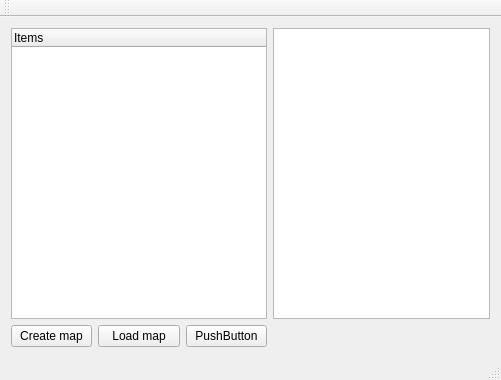
First picture: the form in Source/MapEditor/mainwindow.ui, repository XaviDCR92/Airport, before the edit.
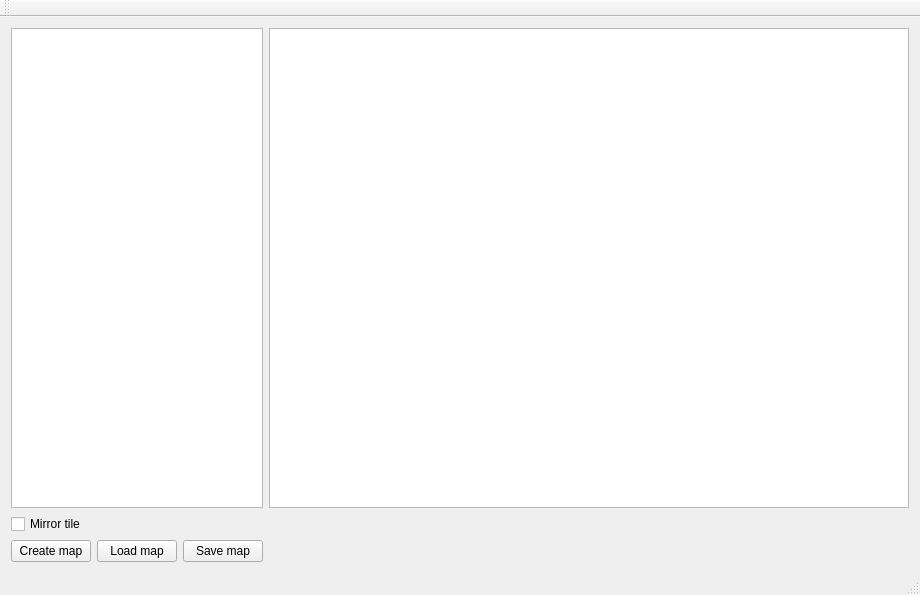
Second picture: the form after the edit.

Commit message: * Added "Save map" function to MapEditor. * Tiles can be now modified runtime. + tileset.ini now allows configuring tileset layout in an easy way.

What changed in the file:
```diff
--- a/Source/MapEditor/mainwindow.ui
+++ b/Source/MapEditor/mainwindow.ui
@@ -6,8 +6,8 @@
    <rect>
     <x>0</x>
     <y>0</y>
-    <width>501</width>
-    <height>380</height>
+    <width>920</width>
+    <height>582</height>
    </rect>
   </property>
   <property name="windowTitle">
@@ -43,35 +43,38 @@
       <item>
        <widget class="QPushButton" name="pushButton_3">
         <property name="text">
-         <string>PushButton</string>
+         <string>Save map</string>
         </property>
        </widget>
       </item>
      </layout>
     </item>
+    <item row="0" column="2">
+     <widget class="QGraphicsView" name="graphicsView">
+      <property name="minimumSize">
+       <size>
+        <width>640</width>
+        <height>480</height>
+       </size>
+      </property>
+     </widget>
+    </item>
     <item row="0" column="0">
-     <widget class="QTreeWidget" name="treeWidget">
-      <property name="sizePolicy">
-       <sizepolicy hsizetype="Minimum" vsizetype="Minimum">
-        <horstretch>0</horstretch>
-        <verstretch>0</verstretch>
-       </sizepolicy>
-      </property>
+     <widget class="QListWidget" name="listWidget">
       <property name="maximumSize">
        <size>
-        <width>16777215</width>
+        <width>256</width>
         <height>16777215</height>
        </size>
       </property>
-      <column>
-       <property name="text">
-        <string>Items</string>
-       </property>
-      </column>
      </widget>
     </item>
-    <item row="0" column="1">
-     <widget class="QGraphicsView" name="graphicsView"/>
+    <item row="1" column="0">
+     <widget class="QCheckBox" name="mirror_CheckBox">
+      <property name="text">
+       <string>Mirror tile</string>
+      </property>
+     </widget>
     </item>
    </layout>
   </widget>
```
Left out of the diff: 4 changed lines with no effect on the pictures. The commit also changes 10 other files.
